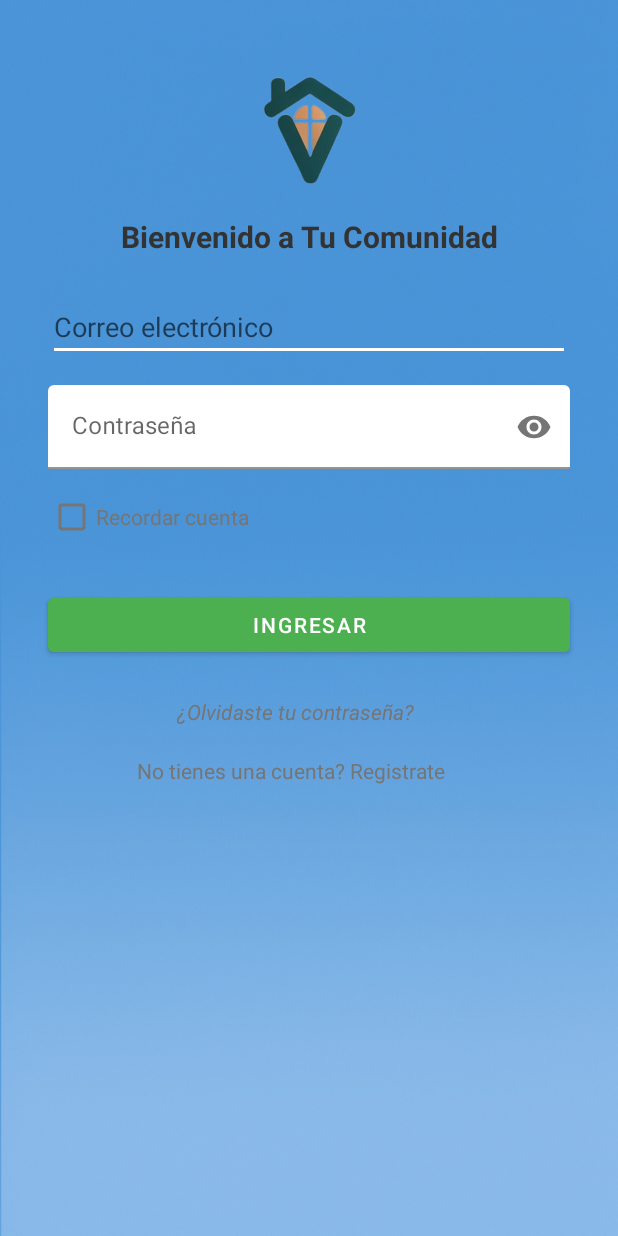
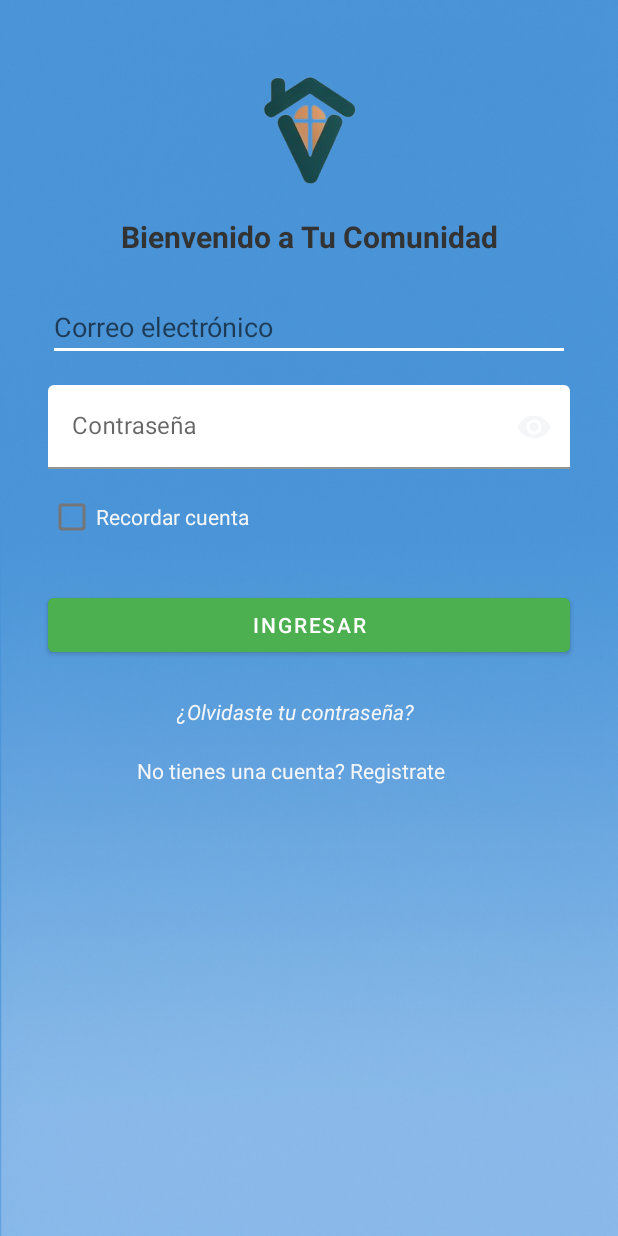
Before and after one commit to JoeCancer92/ProyectoAppTeam, an Android app: the PrincipalActivity screen opened directly, with no data from a screen before it, on a phone screen of 412 x 824 dp. Run offline under Robolectric (Android 15) with nearby library versions, the light colour scheme and no system bars.

Commit message:
Actualizacion de interfaz

```diff
--- a/app/src/main/res/values/colors.xml
+++ b/app/src/main/res/values/colors.xml
@@ -19,7 +19,7 @@
     <color name="colorTextPrimary">#212121</color>      <!-- Texto principal -->
     <color name="colorTextoPrincipal">#333333</color>   <!-- Variante institucional -->
     <color name="colorTextSecondary">#757575</color>    <!-- Texto secundario -->
-    <color name="colorTextoSecundario">#757575</color>  <!-- Alias institucional -->
+    <color name="colorTextoSecundario">@color/colorBackground</color>  <!-- Alias institucional -->
     <color name="colorTextoInput">#212121</color>       <!-- Texto en campos -->
 
     <!-- Estados -->
```
